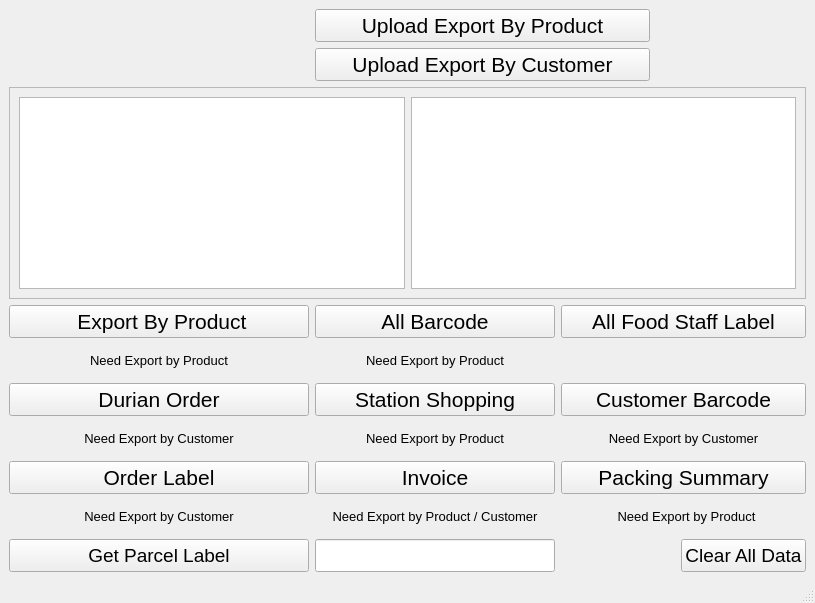
Before: the Qt Designer form GUI_Mrince.ui in ThanawatKMUTNB/MRINCE, drawn with Qt 5.
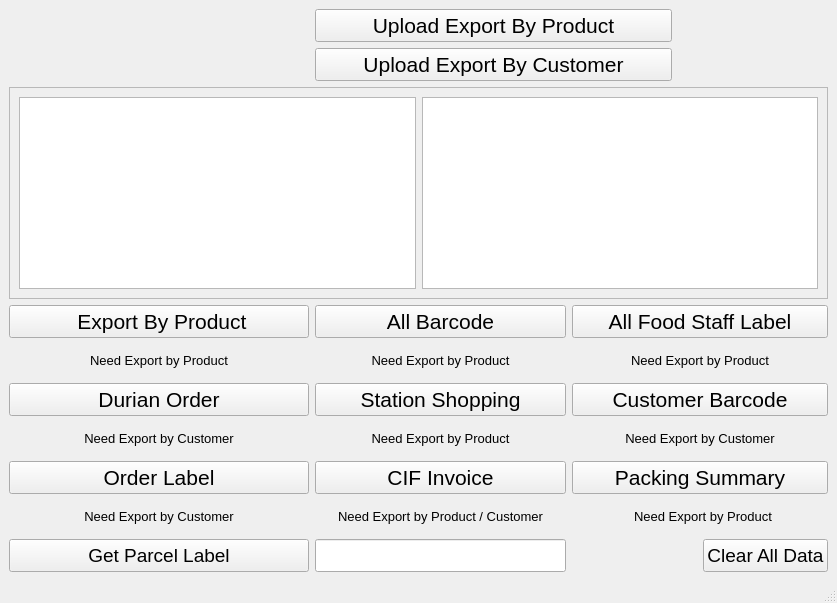
After: the same form once the commit is applied.

Commit message: CIF Invoice Excel

```diff
--- a/GUI_Mrince.ui
+++ b/GUI_Mrince.ui
@@ -6,7 +6,7 @@
    <rect>
     <x>0</x>
     <y>0</y>
-    <width>815</width>
+    <width>837</width>
     <height>603</height>
    </rect>
   </property>
@@ -212,7 +212,7 @@
        </font>
       </property>
       <property name="text">
-       <string>Invoice</string>
+       <string>CIF Invoice</string>
       </property>
      </widget>
     </item>
@@ -347,7 +347,7 @@
        </font>
       </property>
       <property name="text">
-       <string/>
+       <string>Need Export by Product</string>
       </property>
       <property name="alignment">
        <set>Qt::AlignCenter</set>
```
Left out of the diff: 2 changed lines with no effect on the pictures. The commit also changes 7 other files.
